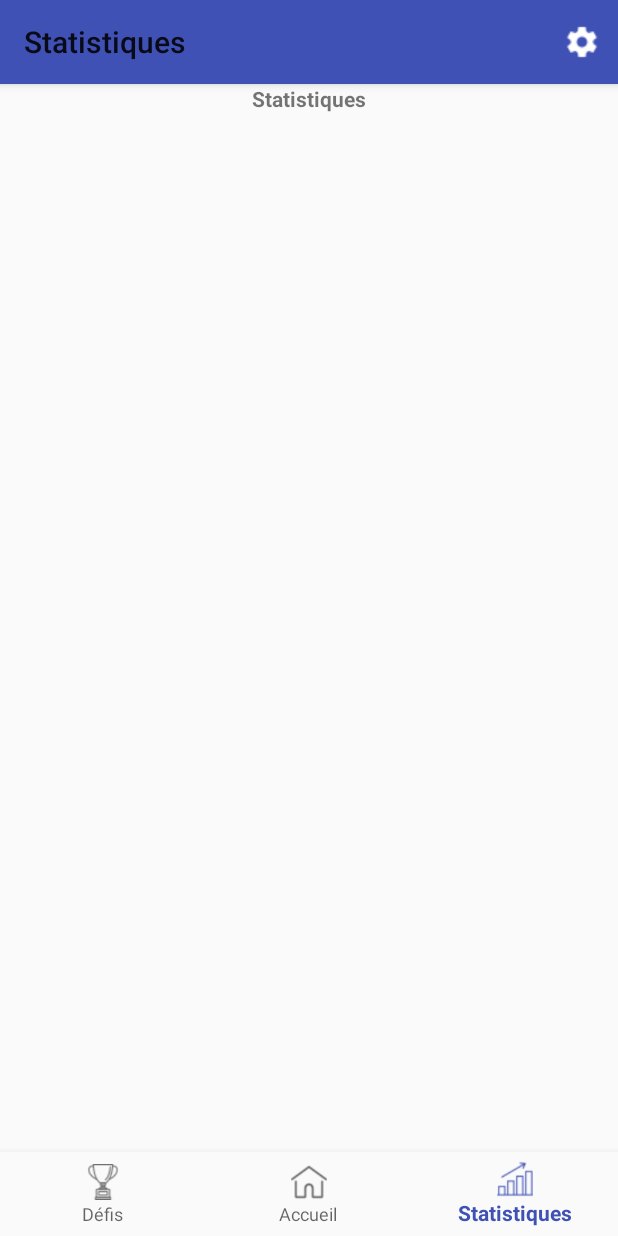
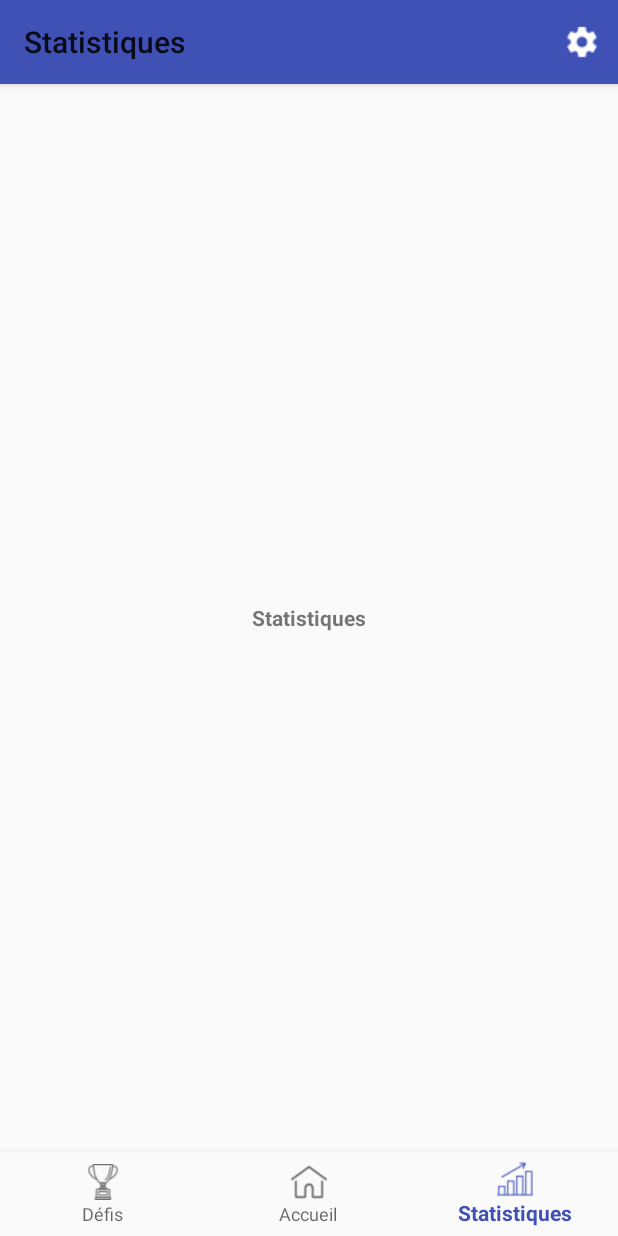
Before and after one commit to Atmos4/IHM, an Android app: the screen it shows after launch (MainActivity), item 3 of the bottom bar chosen, on a phone screen of 412 x 824 dp. Run offline under Robolectric (Android 15) with nearby library versions, the phone set to English and light mode, and no system bars.

Commit message:
Correction de bugs

```diff
--- a/app/src/main/AndroidManifest.xml
+++ b/app/src/main/AndroidManifest.xml
@@ -2,9 +2,6 @@
 <manifest xmlns:android="http://schemas.android.com/apk/res/android"
     package="fr.insalyon.hexarem.ihm">
 
-    <uses-feature android:name="android.hardware.type.watch" />
-
-    <uses-permission android:name="android.permission.WAKE_LOCK" />
 
     <application
         android:allowBackup="true"
--- a/app/src/main/java/fr/insalyon/hexarem/ihm/MainActivity.java
+++ b/app/src/main/java/fr/insalyon/hexarem/ihm/MainActivity.java
@@ -93,7 +93,6 @@ public class MainActivity extends AppCompatActivity {
                         break;
                 }
                 //Loading the fragment in the main_content layout
-                fragmentManager.popBackStack();
                 final FragmentTransaction transaction = fragmentManager.beginTransaction();
 
                 //Handling animated transitions
@@ -129,7 +128,6 @@ public class MainActivity extends AppCompatActivity {
                 fragmentManager.beginTransaction()
                         .setCustomAnimations(R.animator.slide_in_top,R.animator.slide_out_bottom,R.animator.slide_in_bottom,R.animator.slide_out_top)
                         .replace(R.id.main_content, new SettingsFragment())
-                        .addToBackStack(null)
                         .commit();
                 return true;
 
@@ -143,4 +141,7 @@ public class MainActivity extends AppCompatActivity {
         }
     }
 
+
+
+
 }
--- a/app/src/main/res/layout/activity_main.xml
+++ b/app/src/main/res/layout/activity_main.xml
@@ -27,15 +27,15 @@
         app:layout_constraintRight_toRightOf="parent"
         app:menu="@menu/navigation_menu"/>
 
-    <ScrollView
+    <android.support.v4.widget.NestedScrollView
         android:id="@+id/main_content"
-        android:layout_width="0dp"
-        android:layout_height="0dp"
-        app:layout_constraintTop_toBottomOf="@id/my_toolbar"
-        app:layout_constraintBottom_toTopOf="@id/navigation"
-        app:layout_constraintLeft_toLeftOf="parent"
-        app:layout_constraintRight_toRightOf="parent">
+        android:layout_width="match_parent"
+        android:layout_height="match_parent"
+        android:fillViewport="true"
+        android:layout_marginTop="?attr/actionBarSize"
+        android:layout_marginBottom="?attr/actionBarSize">
 
-    </ScrollView>
+
+    </android.support.v4.widget.NestedScrollView>
 
 </android.support.constraint.ConstraintLayout>
```
Also changed, not shown: app/src/main/java/fr/insalyon/hexarem/ihm/SettingsFragment.java (+22 -0 lines).
